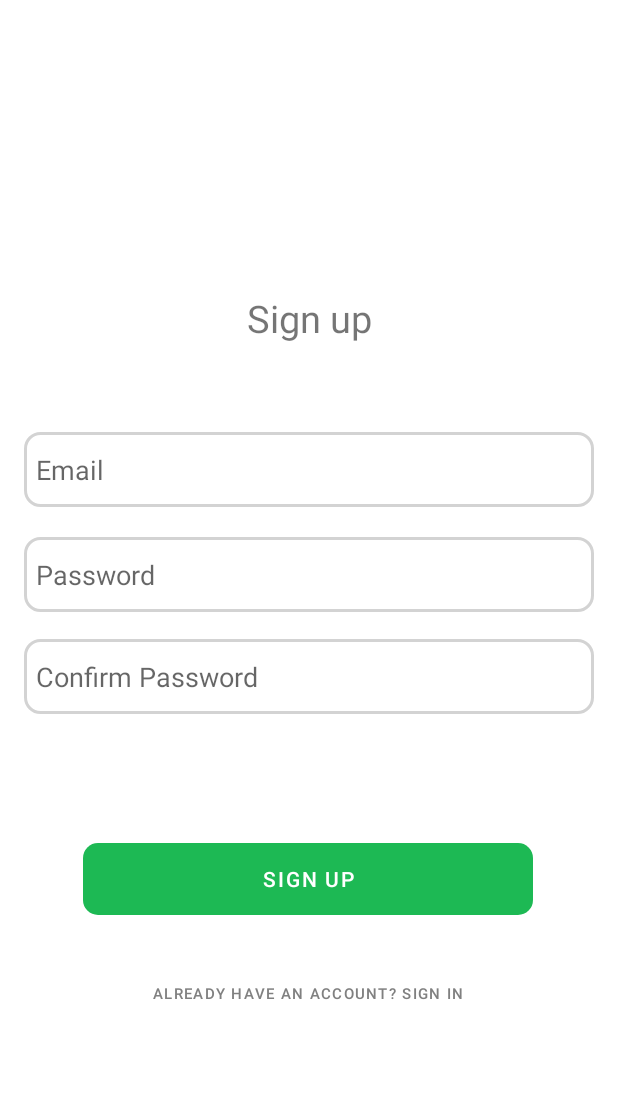
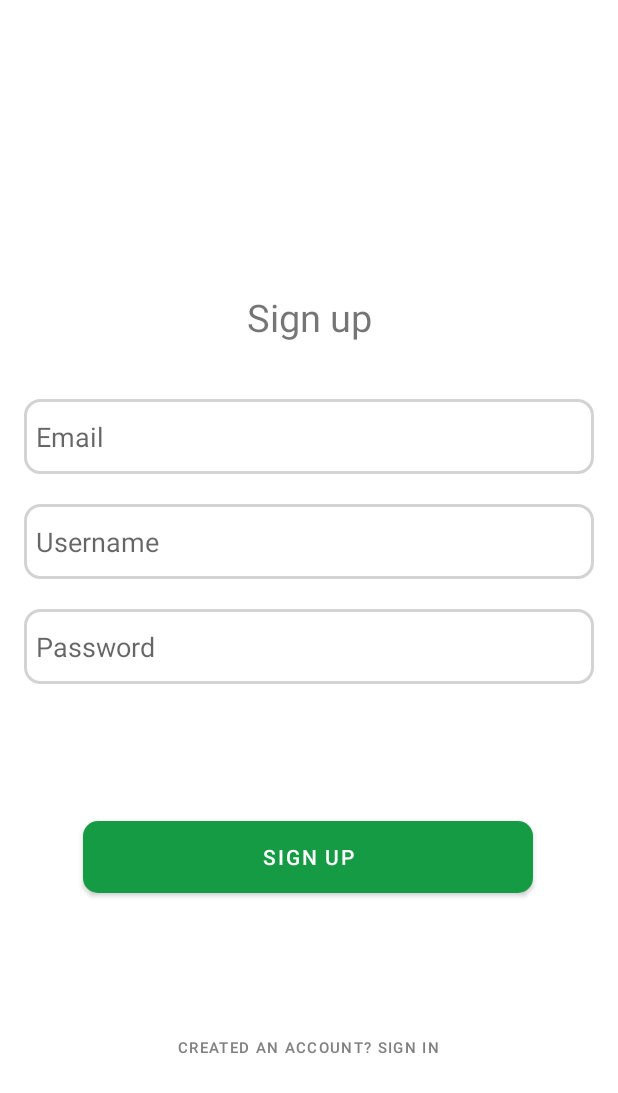
Before and after one commit to JamieLloyd01/MastersProject, an Android app: the SignUp screen opened directly, with no data from a screen before it, on a phone screen of 412 x 824 dp. Shown: the top 1093 px of the screen. Run offline under Robolectric (Android 15) with nearby library versions, the phone set to English and light mode, and no system bars; our stand-ins replace Firebase (no records; nobody signed in at launch, a user with empty details on screens opened directly).

Commit message:
Initial sign up capacity added

```diff
--- a/app/build.gradle
+++ b/app/build.gradle
@@ -61,6 +61,8 @@ dependencies {
     implementation 'com.google.firebase:firebase-functions-ktx:20.3.1'
     implementation 'com.google.firebase:firebase-firestore-ktx:24.8.1'
     implementation 'com.google.firebase:firebase-storage-ktx'
+    implementation 'com.google.firebase:firebase-auth:22.2.0'
+
 
     testImplementation 'junit:junit:4.13.2'
     androidTestImplementation 'androidx.test.ext:junit:1.1.5'
--- a/app/src/main/res/layout/activity_sign_up.xml
+++ b/app/src/main/res/layout/activity_sign_up.xml
@@ -12,10 +12,10 @@
     tools:context=".ui.login.LoginActivity">
 
     <EditText
-        android:id="@+id/username"
+        android:id="@+id/email"
         android:layout_width="0dp"
         android:layout_height="50dp"
-        android:layout_marginTop="272dp"
+        android:layout_marginTop="250dp"
         android:background="@drawable/sign_in_up_border"
         android:paddingStart="8dp"
         android:hint="@string/prompt_email"
@@ -24,6 +24,22 @@
         app:layout_constraintEnd_toEndOf="parent"
         app:layout_constraintStart_toStartOf="parent"
         app:layout_constraintTop_toTopOf="parent" />
+
+    <EditText
+        android:id="@+id/username"
+        android:layout_width="0dp"
+        android:layout_height="50dp"
+        android:layout_marginTop="20dp"
+        android:background="@drawable/sign_in_up_border"
+        android:paddingStart="8dp"
+        android:hint="Username"
+        android:imeActionLabel="@string/action_sign_in_short"
+        android:imeOptions="actionDone"
+        android:inputType="textPassword"
+        android:selectAllOnFocus="true"
+        app:layout_constraintEnd_toEndOf="parent"
+        app:layout_constraintStart_toStartOf="parent"
+        app:layout_constraintTop_toBottomOf="@+id/email" />
 
     <EditText
         android:id="@+id/password"
@@ -41,47 +57,29 @@
         app:layout_constraintStart_toStartOf="parent"
         app:layout_constraintTop_toBottomOf="@+id/username" />
 
-    <EditText
-        android:id="@+id/passwordConfirmation"
-        android:layout_width="0dp"
-        android:layout_height="50dp"
-        android:layout_marginTop="88dp"
-        android:background="@drawable/sign_in_up_border"
-        android:paddingStart="8dp"
-        android:hint="@string/prompt_confirm_password"
-        android:imeActionLabel="@string/action_sign_in_short"
-        android:imeOptions="actionDone"
-        android:inputType="textPassword"
-        android:selectAllOnFocus="true"
-        app:layout_constraintEnd_toEndOf="parent"
-        app:layout_constraintStart_toStartOf="parent"
-        app:layout_constraintTop_toBottomOf="@+id/username" />
 
     <Button
-        android:id="@+id/login"
+        android:id="@+id/signup"
         android:layout_width="300dp"
         android:layout_height="wrap_content"
         android:layout_gravity="start"
-        android:layout_marginTop="16dp"
         android:layout_marginBottom="64dp"
         android:background="@drawable/rounded_edittext_background"
-        android:enabled="false"
         android:text="@string/action_sign_up"
         android:textColor="#FFFFFF"
-        app:backgroundTint="#1DB954"
+        app:backgroundTint="@color/green"
         app:layout_constraintBottom_toBottomOf="parent"
         app:layout_constraintEnd_toEndOf="parent"
         app:layout_constraintHorizontal_bias="0.495"
         app:layout_constraintStart_toStartOf="parent"
         app:layout_constraintTop_toBottomOf="@+id/password"
-        app:layout_constraintVertical_bias="0.507" />
+        app:layout_constraintVertical_bias="0.38" />
 
     <Button
         android:id="@+id/already_signed_up"
         android:layout_width="300dp"
         android:layout_height="wrap_content"
         android:layout_gravity="start"
-        android:layout_marginTop="16dp"
         android:layout_marginBottom="64dp"
         android:background="@drawable/forgot_password_background"
         android:text="@string/account_already"
@@ -91,7 +89,7 @@
         app:layout_constraintEnd_toEndOf="parent"
         app:layout_constraintHorizontal_bias="0.495"
         app:layout_constraintStart_toStartOf="parent"
-        app:layout_constraintTop_toBottomOf="@+id/password"
+        app:layout_constraintTop_toBottomOf="@+id/signup"
         app:layout_constraintVertical_bias="0.789" />
 
     <ProgressBar
@@ -114,7 +112,7 @@
         android:layout_height="wrap_content"
         android:text="@string/action_sign_up"
         android:textSize="25sp"
-        app:layout_constraintBottom_toBottomOf="@+id/password"
+        app:layout_constraintBottom_toTopOf="@+id/password"
         app:layout_constraintEnd_toEndOf="parent"
         app:layout_constraintStart_toStartOf="parent"
         app:layout_constraintTop_toTopOf="parent" />
--- a/app/src/main/res/values/strings.xml
+++ b/app/src/main/res/values/strings.xml
@@ -12,7 +12,7 @@
     <string name="invalid_password">Password must be >5 characters</string>
     <string name="login_failed">Login failed</string>
     <string name="forgot_password">Forgotten your password?</string>
-    <string name="account_already">Already have an account? Sign in</string>
+    <string name="account_already">Created an account? Sign in</string>
     <string name="send_reset_link">Send Reset Link</string>
     <string name="new_password">New Password</string>
     <string name="confirm_new_password">Confirm New Password</string>
--- a/build.gradle
+++ b/build.gradle
@@ -6,7 +6,7 @@ buildscript {
 plugins {
     id 'com.android.application' version '8.1.2' apply false
     id 'com.android.library' version '8.1.2' apply false
-    id 'org.jetbrains.kotlin.android' version '1.6.21' apply false
+    id 'org.jetbrains.kotlin.android' version '1.8.0' apply false
     id 'com.google.android.libraries.mapsplatform.secrets-gradle-plugin' version '2.0.1' apply false
 }
 
```
Also changed, not shown: app/src/main/java/com/example/mastersproject/SignUp.kt (+79 -0 lines).
